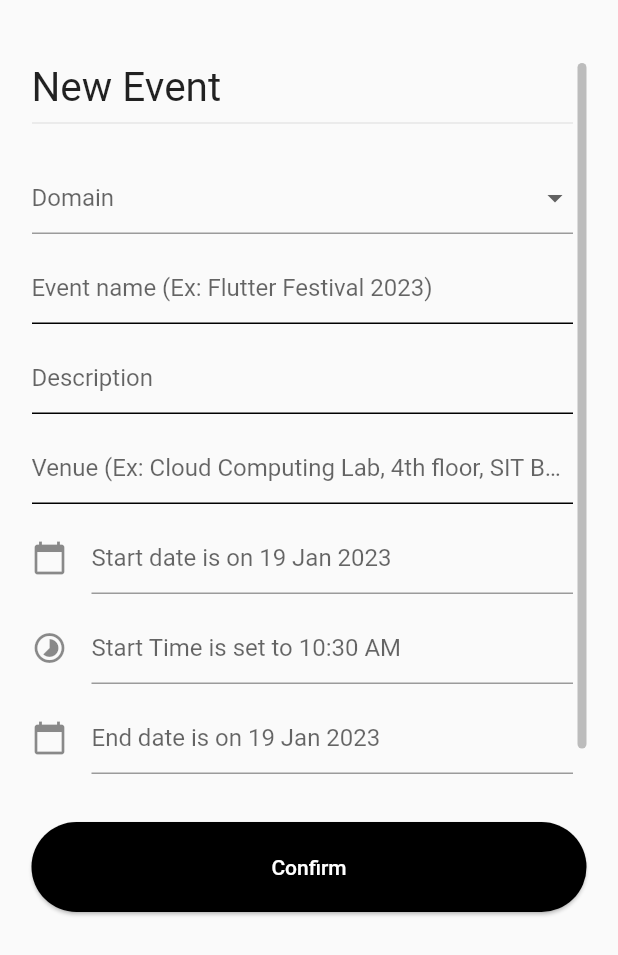
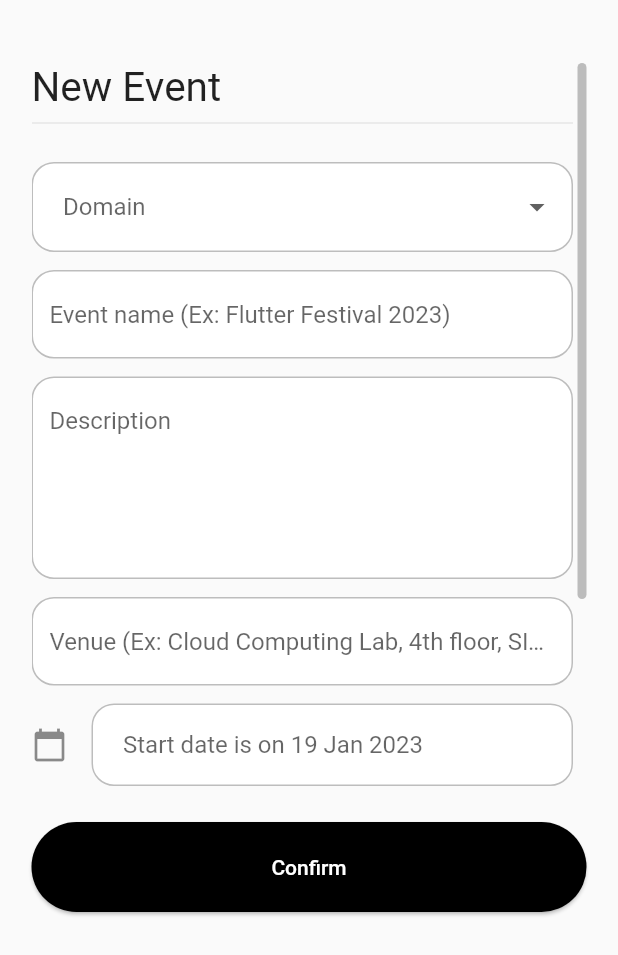
Before and after one commit to codecrafts1126/gdsc_app, a Flutter app: the AddEventBottomSheet widget shown alone on an empty page, opened directly, on a phone screen of 412 x 824 dp. Shown: the top 955 px of the screen. Run offline on Flutter 3.47's test engine with Material 2 defaults, Android fonts, the phone set to English and light mode, and no system bars; our stand-ins replace bloc, dio, firebase_auth, firebase_core, flutter_bloc, google_nav_bar and 2 more; accounts and stored records are empty; network calls fail.

Commit message:
some ui changes

```diff
--- a/lib/Screens/Navbar Pages/news_page.dart
+++ b/lib/Screens/Navbar Pages/news_page.dart
@@ -127,9 +127,12 @@ class _NewsPageOverviewState extends State<NewsPageOverview> {
                             borderRadius: BorderRadius.circular(18),
                             child: ClipRRect(
                               borderRadius: BorderRadius.circular(18),
+                              child: AspectRatio(
+                                aspectRatio: 10 / 5.5,
                                 child: Image(
                                   image: NetworkImage(imageUrl),
-                                fit: BoxFit.fill,
+                                  fit: BoxFit.fitWidth,
+                                  alignment: FractionalOffset.center,
                                   errorBuilder: (context, error, stackTrace) {
                                     return Container(
                                       color: Colors.grey[300],
@@ -175,6 +178,7 @@ class _NewsPageOverviewState extends State<NewsPageOverview> {
                                       ),
                                     );
                                   },
+                                ),
                               ),
                             ),
                           ),
--- a/lib/Widgets/add_event_bottom_sheet.dart
+++ b/lib/Widgets/add_event_bottom_sheet.dart
@@ -51,6 +51,19 @@ class _AddEventBottomSheetState extends State<AddEventBottomSheet> {
         //editing controller of this TextField
 
         decoration: InputDecoration(
+          contentPadding:
+              const EdgeInsets.symmetric(horizontal: 21, vertical: 18),
+          filled: true,
+          fillColor: Colors.white,
+          enabledBorder: OutlineInputBorder(
+            borderRadius: BorderRadius.circular(15),
+            borderSide: const BorderSide(color: Colors.black26),
+          ),
+          focusedBorder: OutlineInputBorder(
+            borderRadius: BorderRadius.circular(15),
+            borderSide: const BorderSide(color: Colors.black54),
+          ),
+          border: const OutlineInputBorder(),
           icon: const Icon(Icons.timelapse), //icon of text field
           hintText: isStart
               ? ("Start Time is set to ${dateTimeToTimeString(startTime)}")
@@ -91,6 +104,19 @@ class _AddEventBottomSheetState extends State<AddEventBottomSheet> {
         //editing controller of this TextField
 
         decoration: InputDecoration(
+            contentPadding:
+                const EdgeInsets.symmetric(horizontal: 21, vertical: 18),
+            filled: true,
+            fillColor: Colors.white,
+            enabledBorder: OutlineInputBorder(
+              borderRadius: BorderRadius.circular(15),
+              borderSide: const BorderSide(color: Colors.black26),
+            ),
+            focusedBorder: OutlineInputBorder(
+              borderRadius: BorderRadius.circular(15),
+              borderSide: const BorderSide(color: Colors.black54),
+            ),
+            border: const OutlineInputBorder(),
             icon: const Icon(Icons.calendar_today), //icon of text field
             hintText: isStart
                 ? "Start date is on ${dateToStringReadable(startDate)}"
@@ -133,6 +159,22 @@ class _AddEventBottomSheetState extends State<AddEventBottomSheet> {
       child: SizedBox(
         width: double.maxFinite,
         child: DropdownButtonFormField(
+          decoration: InputDecoration(
+            contentPadding:
+                const EdgeInsets.symmetric(horizontal: 21, vertical: 18),
+            filled: true,
+            fillColor: Colors.white,
+            enabledBorder: OutlineInputBorder(
+              borderRadius: BorderRadius.circular(15),
+              borderSide: const BorderSide(color: Colors.black26),
+            ),
+            focusedBorder: OutlineInputBorder(
+              borderRadius: BorderRadius.circular(15),
+              borderSide: const BorderSide(color: Colors.black54),
+            ),
+            border: const OutlineInputBorder(),
+            // hintText: widget.hintText,
+          ),
           borderRadius: BorderRadius.circular(18),
           elevation: 3,
           menuMaxHeight: 450,
@@ -188,16 +230,19 @@ class _AddEventBottomSheetState extends State<AddEventBottomSheet> {
                         const SizedBox(height: 12),
                         CustomTextField(
                             controller: eventName,
-                            hintText: "Event name (Ex: Flutter Festival 2023)"),
+                            hintText: "Event name (Ex: Flutter Festival 2023)",
+                            maxLines: 1),
                         const SizedBox(height: 12),
                         CustomTextField(
                             controller: eventDescription,
-                            hintText: "Description"),
+                            hintText: "Description",
+                            maxLines: 5),
                         const SizedBox(height: 12),
                         CustomTextField(
                             controller: eventVenue,
                             hintText:
-                                "Venue (Ex: Cloud Computing Lab, 4th floor, SIT Base campus"),
+                                "Venue (Ex: Cloud Computing Lab, 4th floor, SIT Base campus",
+                            maxLines: 1),
                         const SizedBox(height: 12),
                         dayPicker(true),
                         const SizedBox(height: 12),
--- a/lib/Widgets/custom_textfield.dart
+++ b/lib/Widgets/custom_textfield.dart
@@ -3,9 +3,13 @@ import 'package:flutter/material.dart';
 class CustomTextField extends StatefulWidget {
   final TextEditingController controller;
   final String hintText;
+  final int maxLines;
 
   const CustomTextField(
-      {super.key, required this.controller, required this.hintText});
+      {super.key,
+      required this.controller,
+      required this.hintText,
+      required this.maxLines});
 
   @override
   State<CustomTextField> createState() => _CustomTextFieldState();
@@ -15,17 +19,20 @@ class _CustomTextFieldState extends State<CustomTextField> {
   @override
   Widget build(BuildContext context) {
     return TextFormField(
+      maxLines: widget.maxLines,
       controller: widget.controller,
       decoration: InputDecoration(
-          enabledBorder: const UnderlineInputBorder(
-            borderSide: BorderSide(color: Colors.black),
+          enabledBorder: OutlineInputBorder(
+              borderSide: BorderSide(color: Colors.black26),
+              borderRadius: BorderRadius.circular(15)),
+          focusedBorder: OutlineInputBorder(
+            borderSide: BorderSide(color: Colors.black54),
+            borderRadius: BorderRadius.circular(15),
           ),
-          focusedBorder: const UnderlineInputBorder(
-            borderSide: BorderSide(color: Colors.black),
-          ),
-          border: const UnderlineInputBorder(),
+          border: const OutlineInputBorder(),
           hintText: widget.hintText,
-          fillColor: Colors.black),
+          filled: true,
+          fillColor: Colors.white),
     );
   }
 }
--- a/lib/utils/input_validator.dart
+++ b/lib/utils/input_validator.dart
@@ -64,7 +64,7 @@ dynamic validateEmail(String email) {
     validationResult[1] = "Invalid email format";
   } else if (!contains(str, "@sitpune.edu.in")) {
     validationResult[0] = false;
-    validationResult[1] = "Only SITPUNE emails allowed";
+    validationResult[1] = "Only sitpune emails allowed";
   }
   return validationResult;
 }
--- a/lib/utils/network_vars.dart
+++ b/lib/utils/network_vars.dart
@@ -1,4 +1,5 @@
 String serverAddress = 'https://gdsc-server.onrender.com';
+// String serverAddress = "https://gdsc-server-production.up.railway.app";
 
 String newsReadPath = '$serverAddress/read/news';
 
```
Also changed, not shown: lib/Widgets/edit_event_bottom_sheet.dart (+48 -4 lines). Lines whose indentation alone changed are shown as unchanged.
